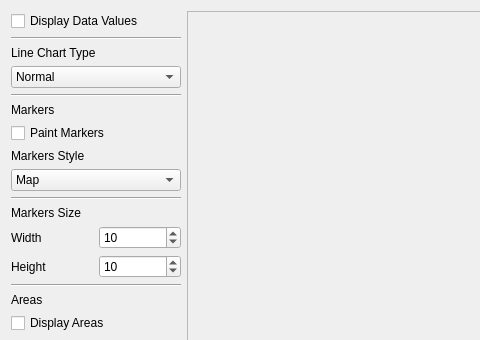
KDAB/KDChart, file examples/DrawIntoPainter/mainwindow.ui: the form before one commit; both pictures show x 0 to 480 and y 0 to 340 of the 700 by 618 pixel window.
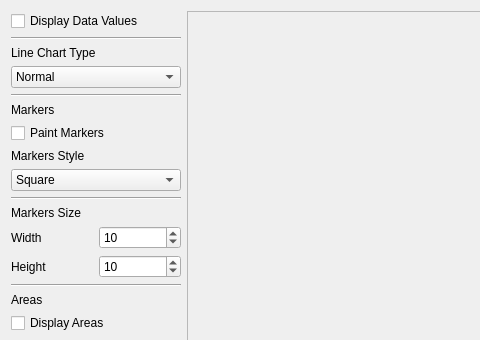
The form after the commit. Icons and pictures are not drawn.

Commit message:
Fix error like KDCHDEV-784: Initial legend and marker symbols differ.
It's not only duplicated between this example and the other, it's also
duplicated inside this example.

The edit to the form file:
```diff
--- a/examples/DrawIntoPainter/mainwindow.ui
+++ b/examples/DrawIntoPainter/mainwindow.ui
@@ -109,6 +109,11 @@
        </item>
        <item>
         <widget class="QComboBox" name="markersStyleCB">
+         <item>
+          <property name="text">
+           <string>Square</string>
+          </property>
+         </item>
          <item>
           <property name="text">
            <string>Map</string>
```
Left out of the diff: 5 changed lines with no effect on the pictures. The commit also changes 1 other file.
